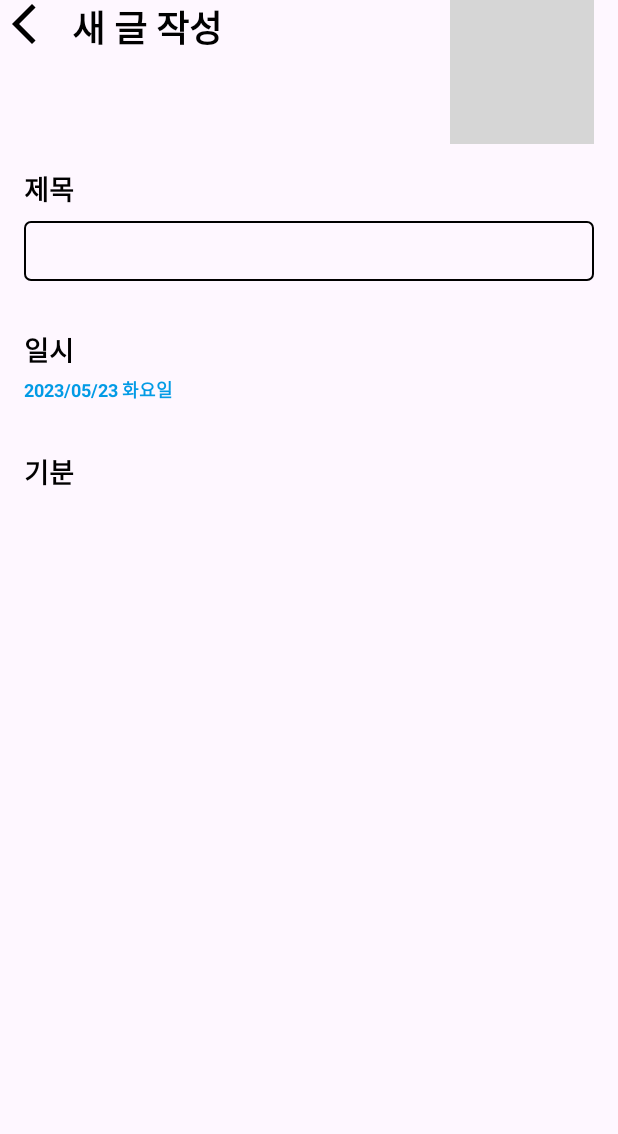
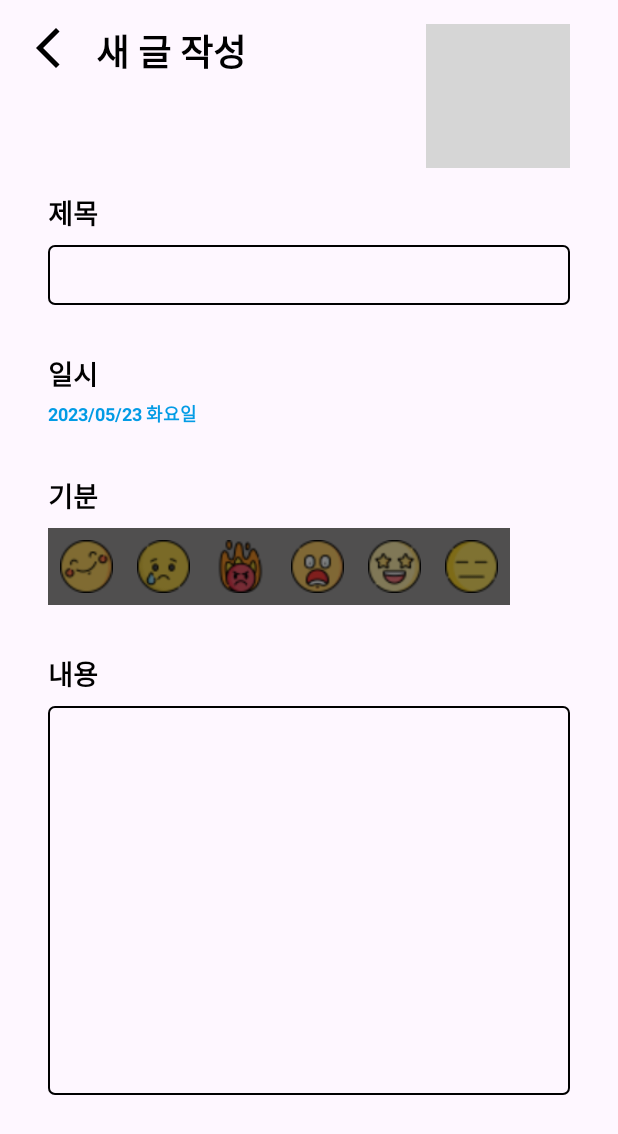
Before and after one commit to Baeju0/DreamDiary, an Android app: the DiaryDetailActivity screen opened directly, with no data from a screen before it, on a phone screen of 412 x 824 dp. Shown: the top 1134 px of the screen. Run offline under Robolectric (Android 15) with nearby library versions, the phone set to English and light mode, and no system bars; grey boxes are pictures that could not be loaded.

Commit message:
mood RadioGroup&button, content

```diff
--- /dev/null
+++ b/app/src/main/res/drawable/selector_btn_angry.xml
@@ -0,0 +1,5 @@
+<?xml version="1.0" encoding="utf-8"?>
+<selector xmlns:android="http://schemas.android.com/apk/res/android">
+    <item android:state_checked="true" android:drawable="@drawable/angry"/>
+    <item android:state_checked="false" android:drawable="@drawable/angry_gray"/>
+</selector>
--- /dev/null
+++ b/app/src/main/res/drawable/selector_btn_exciting.xml
@@ -0,0 +1,5 @@
+<?xml version="1.0" encoding="utf-8"?>
+<selector xmlns:android="http://schemas.android.com/apk/res/android">
+    <item android:state_checked="true" android:drawable="@drawable/exciting"/>
+    <item android:state_checked="false" android:drawable="@drawable/exciting_gray"/>
+</selector>
--- /dev/null
+++ b/app/src/main/res/drawable/selector_btn_expressionless.xml
@@ -0,0 +1,5 @@
+<?xml version="1.0" encoding="utf-8"?>
+<selector xmlns:android="http://schemas.android.com/apk/res/android">
+    <item android:state_checked="true" android:drawable="@drawable/expressionless"/>
+    <item android:state_checked="false" android:drawable="@drawable/expressionless_gray"/>
+</selector>
--- /dev/null
+++ b/app/src/main/res/drawable/selector_btn_happy.xml
@@ -0,0 +1,5 @@
+<?xml version="1.0" encoding="utf-8"?>
+<selector xmlns:android="http://schemas.android.com/apk/res/android">
+    <item android:state_checked="true" android:drawable="@drawable/happy"/>
+    <item android:state_checked="false" android:drawable="@drawable/happy_gray"/>
+</selector>
--- /dev/null
+++ b/app/src/main/res/drawable/selector_btn_sad.xml
@@ -0,0 +1,5 @@
+<?xml version="1.0" encoding="utf-8"?>
+<selector xmlns:android="http://schemas.android.com/apk/res/android">
+    <item android:state_checked="true" android:drawable="@drawable/sad"/>
+    <item android:state_checked="false" android:drawable="@drawable/sad_gray"/>
+</selector>
--- /dev/null
+++ b/app/src/main/res/drawable/selector_btn_screaming.xml
@@ -0,0 +1,5 @@
+<?xml version="1.0" encoding="utf-8"?>
+<selector xmlns:android="http://schemas.android.com/apk/res/android">
+    <item android:state_checked="true" android:drawable="@drawable/screaming"/>
+    <item android:state_checked="false" android:drawable="@drawable/screaming_gray"/>
+</selector>
--- a/app/src/main/res/layout/activity_diary_detail.xml
+++ b/app/src/main/res/layout/activity_diary_detail.xml
@@ -4,6 +4,7 @@
     xmlns:tools="http://schemas.android.com/tools"
     android:layout_width="match_parent"
     android:layout_height="match_parent"
+    android:layout_margin="16dp"
     android:orientation="vertical"
     tools:context=".DiaryDetailActivity">
 
@@ -122,6 +123,98 @@
             android:textStyle="bold"
             android:textColor="@color/black"/>
 
+            <!-- Radio 버튼 만들기-->
+        <RadioGroup
+            android:id="@+id/rg_mood"
+            android:layout_width="wrap_content"
+            android:layout_height="wrap_content"
+            android:layout_marginTop="8dp"
+            android:orientation="horizontal"
+            android:padding="8dp"
+            android:background="#504f4f">
+
+<!--        (0:행복 1:슬픔 2:분노 3:두려움 4:들뜸 5:평온)-->
+            <RadioButton
+                android:layout_width="35dp"
+                android:layout_height="35dp"
+                android:button="@null"
+                android:background="@drawable/selector_btn_happy"/>
+
+            <RadioButton
+                android:layout_width="35dp"
+                android:layout_height="35dp"
+                android:layout_marginLeft="16dp"
+                android:button="@null"
+                android:background="@drawable/selector_btn_sad"/>
+
+            <RadioButton
+                android:layout_width="35dp"
+                android:layout_height="35dp"
+                android:layout_marginLeft="16dp"
+                android:button="@null"
+                android:background="@drawable/selector_btn_angry"/>
+
+            <RadioButton
+                android:layout_width="35dp"
+                android:layout_height="35dp"
+                android:layout_marginLeft="16dp"
+                android:button="@null"
+                android:background="@drawable/selector_btn_screaming"/>
+
+            <RadioButton
+                android:layout_width="35dp"
+                android:layout_height="35dp"
+                android:layout_marginLeft="16dp"
+                android:button="@null"
+                android:background="@drawable/selector_btn_exciting"/>
+
+            <RadioButton
+                android:layout_width="35dp"
+                android:layout_height="35dp"
+                android:layout_marginLeft="16dp"
+                android:button="@null"
+                android:background="@drawable/selector_btn_expressionless"/>
+
+
+        </RadioGroup>
+
+    </LinearLayout>
+
+    <!-- Content, 내용 영역-->
+    <LinearLayout
+        android:layout_width="match_parent"
+        android:layout_height="wrap_content"
+        android:layout_margin="16dp"
+        android:orientation="vertical">
+
+        <TextView
+            android:layout_width="wrap_content"
+            android:layout_height="wrap_content"
+            android:text="내용"
+            android:textSize="18sp"
+            android:textStyle="bold"
+            android:textColor="@color/black"/>
+
+        <EditText
+            android:id="@+id/et_content"
+            android:layout_width="match_parent"
+            android:layout_height="wrap_content"
+            android:gravity="top|left"
+            android:inputType="textMultiLine"
+            android:maxLines="15"
+            android:lines="15"
+            android:maxLength="120"
+            android:scrollbars="vertical"
+            android:scrollHorizontally="false"
+            android:overScrollMode="always"
+            android:textSize="14sp"
+            android:textColor="@color/black"
+            android:layout_marginTop="8dp"
+            android:singleLine="true"
+            android:padding="8dp"
+            android:background="@drawable/shape_input_field"/>
+
+
     </LinearLayout>
 
 </LinearLayout>
```
Also changed, not shown: app/src/main/res/drawable/angry_gray.png (added), app/src/main/res/drawable/exciting_gray.png (added), app/src/main/res/drawable/expressionless_gray.png (added), app/src/main/res/drawable/happy_gray.png (added), app/src/main/res/drawable/sad_gray.png (added), app/src/main/res/drawable/screaming_gray.png (added).
